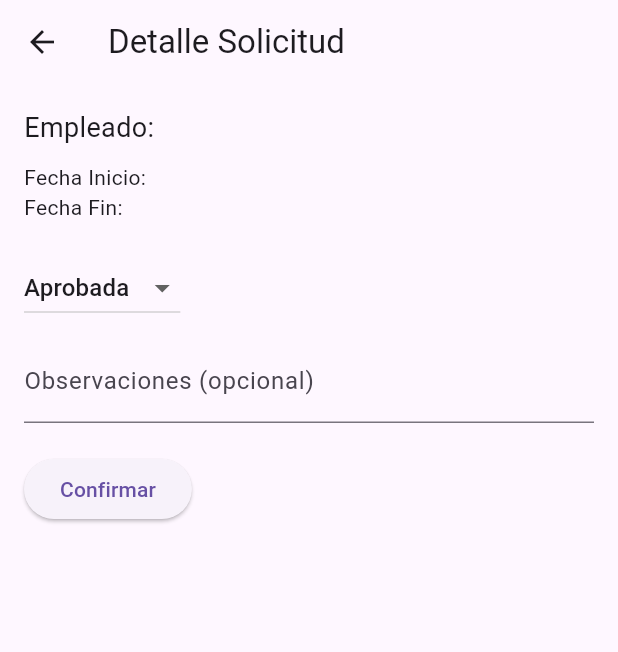
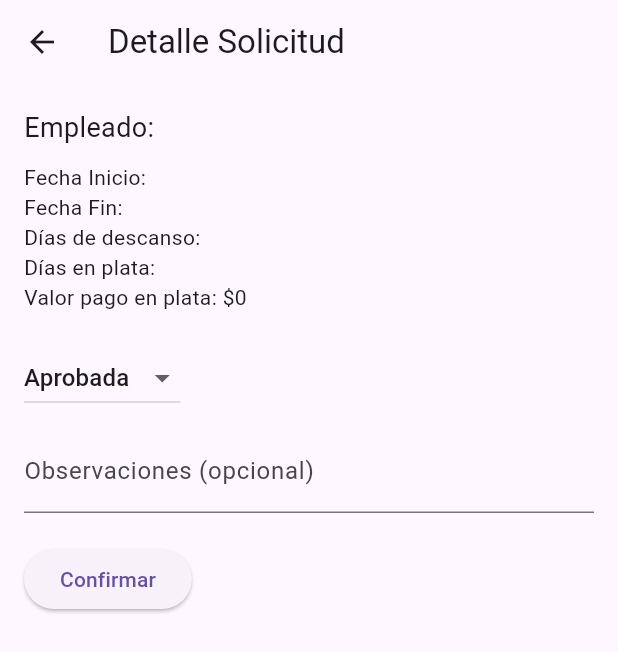
Before and after one commit to dabidop/FrontGestionEmpleados, a Flutter app: the DetalleSolicitudScreen screen opened directly with empty values, on a phone screen of 412 x 824 dp. Shown: the top 652 px of the screen. Run offline on Flutter 3.47's test engine with Material 3 defaults, Android fonts, the phone set to English and light mode, and no system bars; our stand-ins replace file_picker, flutter_secure_storage, open_file, shared_preferences; missing offline and left inert: dart:html, dart:ui_web, universal_html; accounts and stored records are empty; network calls fail.

Commit message:
DiasHabiles DiasPlata Valicaciones

```diff
--- a/lib/services/api_service.dart
+++ b/lib/services/api_service.dart
@@ -105,7 +105,7 @@ class ApiService {
       bool esAprobador =
           cargo.contains("COORDINADOR") ||
           cargo.contains("GERENTE") ||
-          //cargo.contains("AUXILIAR") ||
+          cargo.contains("AUXILIAR") ||
           cargo.contains("DIRECTOR");
 
       jsonData["esAprobador"] = esAprobador;
--- a/lib/services/vacaciones_service.dart
+++ b/lib/services/vacaciones_service.dart
@@ -154,6 +154,8 @@ class VacacionesService {
     required int diasSolicitados,
     required String usuarioAprueba,
     required String observaciones,
+    required int diasDescanso,
+    required int diasPlata,
   }) async {
     String? token = await SecureStorageService.getToken();
 
@@ -173,6 +175,9 @@ class VacacionesService {
         "usuarioAprueba": usuarioAprueba,
         "fechaAprobacion": null,
         "observaciones": observaciones,
+        "diasDescanso": diasDescanso,
+        "diasPlata": diasPlata,
+        "valorPagoPlata": 0, // 🔥 Este lo calcula el backend
       }),
     );
 
--- a/lib/views/aprobar_solicitudes_screen.dart
+++ b/lib/views/aprobar_solicitudes_screen.dart
@@ -97,7 +97,9 @@ class _AprobarSolicitudesScreenState extends State<AprobarSolicitudesScreen> {
                         "Empleado: ${solicitud['nombreCompleto'] ?? 'Desconocido'}",
                       ),
                       subtitle: Text(
-                        "Días solicitados: ${solicitud['diasSolicitados']}",
+                        "Días solicitados: ${solicitud['diasSolicitados']} "
+                        "(Descanso: ${solicitud['diasDescanso'] ?? 0}, "
+                        "Plata: ${solicitud['diasPlata'] ?? 0})",
                       ),
                       trailing: const Icon(Icons.arrow_forward_ios),
                       onTap: () {
--- a/lib/views/detalle_solicitud_screen.dart
+++ b/lib/views/detalle_solicitud_screen.dart
@@ -81,18 +81,27 @@ class _DetalleSolicitudScreenState extends State<DetalleSolicitudScreen> {
         child: Column(
           crossAxisAlignment: CrossAxisAlignment.start,
           children: [
-            Text("Empleado: ${widget.solicitud['codigoEmpleado']}", style: const TextStyle(fontSize: 18)),
+            Text(
+              "Empleado: ${widget.solicitud['codigoEmpleado']}",
+              style: const TextStyle(fontSize: 18),
+            ),
             const SizedBox(height: 10),
             Text("Fecha Inicio: ${widget.solicitud['fechaInicio']}"),
             Text("Fecha Fin: ${widget.solicitud['fechaFin']}"),
+            Text("Días de descanso: ${widget.solicitud['diasDescanso'] ?? 0}"),
+            Text("Días en plata: ${widget.solicitud['diasPlata'] ?? 0}"),
+            Text(
+              "Valor pago en plata: \$${widget.solicitud['valorPagoPlata']?.toStringAsFixed(0) ?? '0'}",
+            ),
             const SizedBox(height: 20),
 
             // ✅ Dropdown para seleccionar estado
             DropdownButton<String>(
               value: estadoSeleccionado,
-              items: ["Aprobada", "Rechazada"].map((String estado) {
-                return DropdownMenuItem(value: estado, child: Text(estado));
-              }).toList(),
+              items:
+                  ["Aprobada", "Rechazada"].map((String estado) {
+                    return DropdownMenuItem(value: estado, child: Text(estado));
+                  }).toList(),
               onChanged: (value) {
                 setState(() {
                   estadoSeleccionado = value!;
@@ -104,7 +113,9 @@ class _DetalleSolicitudScreenState extends State<DetalleSolicitudScreen> {
             // ✅ Campo de observaciones
             TextField(
               controller: observacionesController,
-              decoration: const InputDecoration(labelText: "Observaciones (opcional)"),
+              decoration: const InputDecoration(
+                labelText: "Observaciones (opcional)",
+              ),
             ),
             const SizedBox(height: 20),
 
```
Also changed, not shown: lib/views/incapacitados_screen.dart (+10 -1 lines), lib/views/solicitar_vacaciones_screen.dart (+88 -1 lines), lib/views/vacacionantes_screen.dart (+17 -7 lines).
